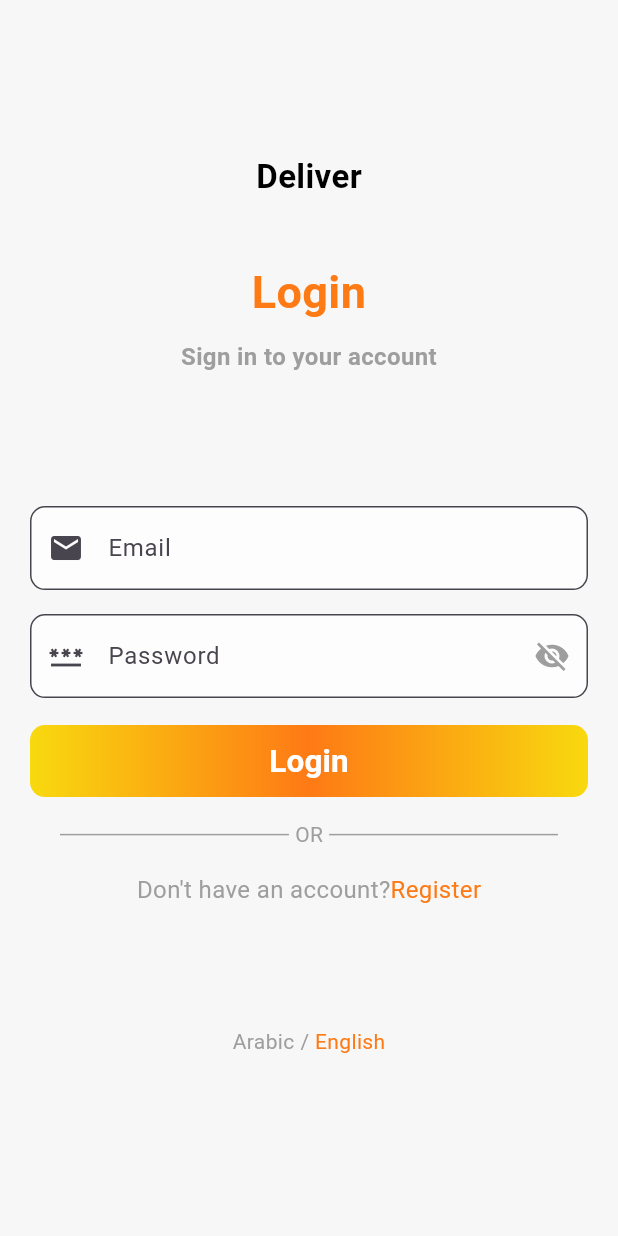
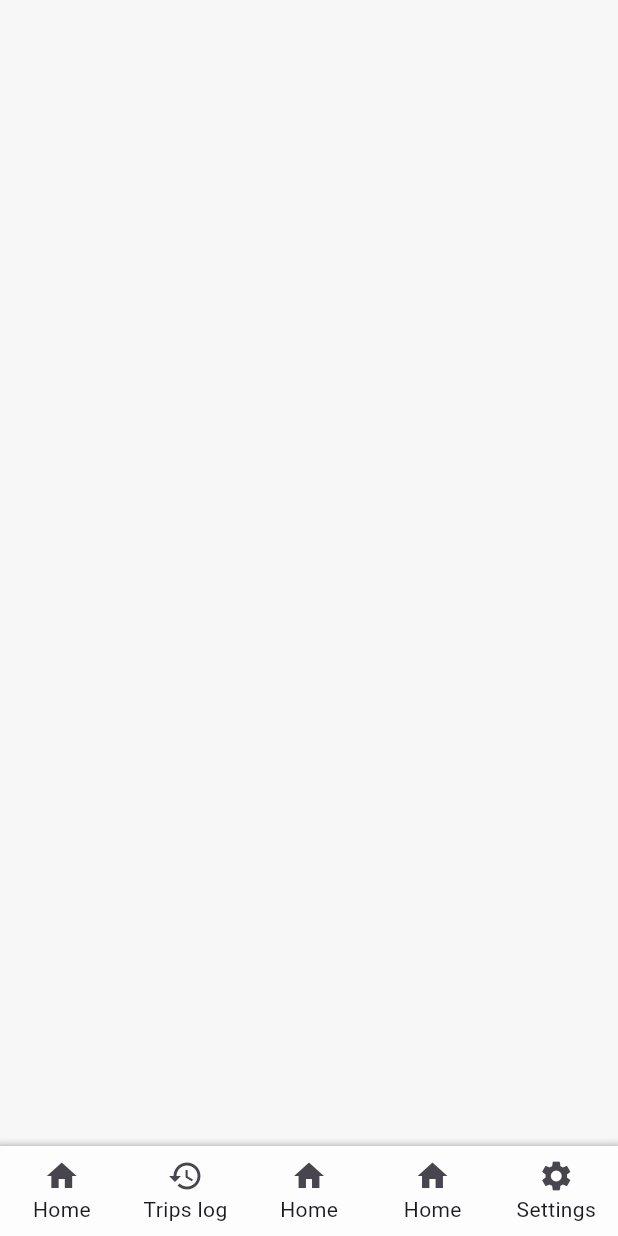
Before and after one commit to MohammadAssaf10/Deliver, a Flutter app: the screen it shows after launch, on a phone screen of 412 x 824 dp. Run offline on Flutter 3.47's test engine with Material 3 defaults, Android fonts, the phone set to English and light mode, and no system bars; our stand-ins replace bloc, built_value, connectivity_plus, dartz, dio, equatable and 9 more; accounts and stored records are empty; Roboto replaces fonts that are missing (Almarai).

Commit message:
- Add main page. - Refactor login and register data source.

```diff
--- a/lib/app/presentation/deliver_app.dart
+++ b/lib/app/presentation/deliver_app.dart
@@ -4,7 +4,6 @@ import 'package:flutter_localizations/flutter_localizations.dart';
 import '../../core/routing/app_router.dart';
 import '../../core/routing/routes.dart';
 import '../../core/theming/colors_manager.dart';
-import '../../core/utils/constant.dart';
 import '../../generated/l10n.dart';
 import 'bloc/app_cubit.dart';
 import 'bloc/app_state.dart';
@@ -24,7 +23,7 @@ class DeliverApp extends StatelessWidget {
         return MaterialApp(
           debugShowCheckedModeBanner: false,
           title: 'Deliver',
-          initialRoute: Routes.loginPage,
+          initialRoute: Routes.mainPage,
           onGenerateRoute: appRouter.generateRoute,
           localizationsDelegates: const [
             S.delegate,
@@ -36,7 +35,6 @@ class DeliverApp extends StatelessWidget {
           locale:
               state.isEnglishLanguage ? const Locale("en") : const Locale("ar"),
           theme: ThemeData(
-            fontFamily: AppFontFamilies.almaraiFamily,
             scaffoldBackgroundColor: ColorsManager.backgroundColor,
           ),
         );
--- a/lib/core/routing/app_router.dart
+++ b/lib/core/routing/app_router.dart
@@ -3,6 +3,7 @@ import 'package:flutter_bloc/flutter_bloc.dart';
 
 import '../../features/login/presentation/bloc/login_bloc.dart';
 import '../../features/login/presentation/pages/login_page.dart';
+import '../../features/main/presentation/pages/main_page.dart';
 import '../../features/register/presentation/bloc/register_bloc.dart';
 import '../../features/register/presentation/pages/register_page.dart';
 import '../di/di.dart';
@@ -14,6 +15,10 @@ class AppRouter {
     final arguments = settings.arguments;
 
     switch (settings.name) {
+      case Routes.mainPage:
+        return MaterialPageRoute(
+          builder: (_) => const MainPage(),
+        );
       case Routes.loginPage:
         return MaterialPageRoute(
           builder: (_) => BlocProvider(
--- a/lib/core/routing/routes.dart
+++ b/lib/core/routing/routes.dart
@@ -1,4 +1,5 @@
 class Routes {
+  static const String mainPage = '/';
   static const String loginPage = '/login';
   static const String registerPage = '/registerScreen';
   static const String homePage = '/homeScreen';
--- a/lib/core/utils/constant.dart
+++ b/lib/core/utils/constant.dart
@@ -4,11 +4,9 @@ class IconsAssets {}
 
 class JsonAssets {}
 
-class AppFontFamilies {
-  static const String almaraiFamily = "Almarai";
-}
+class AppFontFamilies {}
 
-class SharedPreferencesKeys{
+class SharedPreferencesKeys {
   static const String appLanguage = 'app_language';
 }
 
--- a/lib/features/login/data/data_sources/remote/login_remote_data_source.dart
+++ b/lib/features/login/data/data_sources/remote/login_remote_data_source.dart
@@ -1,5 +1,17 @@
-import '../../models/login_request.dart';
+import 'package:deliver/features/login/data/models/login_request.dart';
+import 'package:firebase_auth/firebase_auth.dart';
+import 'package:injectable/injectable.dart';
 
-abstract class LoginRemoteDataSource{
-  Future<void> login(LoginRequest loginRequest);
+@lazySingleton
+class LoginRemoteDataSource {
+  final FirebaseAuth _firebaseAuth;
+
+  LoginRemoteDataSource(this._firebaseAuth);
+
+  Future<void> login(LoginRequest loginRequest) async {
+    await _firebaseAuth.signInWithEmailAndPassword(
+      email: loginRequest.phoneNumber,
+      password: loginRequest.password,
+    );
+  }
 }
--- a/lib/features/login/data/data_sources/remote/login_remote_data_source_impl.dart
+++ /dev/null
@@ -1,20 +0,0 @@
-import 'package:deliver/features/login/data/models/login_request.dart';
-import 'package:firebase_auth/firebase_auth.dart';
-import 'package:injectable/injectable.dart';
-
-import 'login_remote_data_source.dart';
-
-@LazySingleton(as: LoginRemoteDataSource)
-class LoginRemoteDataSourceImpl extends LoginRemoteDataSource {
-  final FirebaseAuth _firebaseAuth;
-
-  LoginRemoteDataSourceImpl(this._firebaseAuth);
-
-  @override
-  Future<void> login(LoginRequest loginRequest) async {
-    await _firebaseAuth.signInWithEmailAndPassword(
-      email: loginRequest.phoneNumber,
-      password: loginRequest.password,
-    );
-  }
-}
--- /dev/null
+++ b/lib/features/main/presentation/pages/main_page.dart
@@ -0,0 +1,26 @@
+import 'package:flutter/material.dart';
+
+import '../widgets/bottom_navigation__bar.dart';
+
+class MainPage extends StatefulWidget {
+  const MainPage({super.key});
+
+  @override
+  State<MainPage> createState() => _MainPageState();
+}
+
+class _MainPageState extends State<MainPage> {
+  final PageController pageController = PageController();
+  final List<Widget> pages = [];
+
+  @override
+  Widget build(BuildContext context) {
+    return Scaffold(
+      bottomNavigationBar: const MainBottomNavigationBar(),
+      body: PageView(
+        controller: pageController,
+        children: pages,
+      ),
+    );
+  }
+}
--- /dev/null
+++ b/lib/features/main/presentation/widgets/bottom_navigation__bar.dart
@@ -0,0 +1,57 @@
+import 'package:flutter/material.dart';
+
+import '../../../../core/theming/colors_manager.dart';
+import 'bottom_navigation_bar_icon.dart';
+
+class MainBottomNavigationBar extends StatelessWidget {
+  const MainBottomNavigationBar({
+    super.key,
+  });
+
+  @override
+  Widget build(BuildContext context) {
+    return Container(
+      height: 60,
+      decoration: const BoxDecoration(
+        color: ColorsManager.textFieldBackgroundColor,
+        boxShadow: [
+          BoxShadow(
+              color: ColorsManager.grey,
+              spreadRadius: 4,
+              blurRadius: 4,
+              offset: Offset(0, 4)),
+        ],
+      ),
+      child: Row(
+        crossAxisAlignment: CrossAxisAlignment.start,
+        children: [
+          BottomNavigationBarIcon(
+            onPress: () {},
+            title: 'Home',
+            icon: Icons.home,
+          ),
+          BottomNavigationBarIcon(
+            onPress: () {},
+            title: 'Trips log',
+            icon: Icons.history,
+          ),
+          BottomNavigationBarIcon(
+            onPress: () {},
+            title: 'Home',
+            icon: Icons.home,
+          ),
+          BottomNavigationBarIcon(
+            onPress: () {},
+            title: 'Home',
+            icon: Icons.home,
+          ),
+          BottomNavigationBarIcon(
+            onPress: () {},
+            title: 'Settings',
+            icon: Icons.settings,
+          ),
+        ],
+      ),
+    );
+  }
+}
--- /dev/null
+++ b/lib/features/main/presentation/widgets/bottom_navigation_bar_icon.dart
@@ -0,0 +1,33 @@
+import 'package:flutter/material.dart';
+
+class BottomNavigationBarIcon extends StatelessWidget {
+  final IconData icon;
+  final String title;
+  final void Function() onPress;
+
+  const BottomNavigationBarIcon({
+    super.key,
+    required this.icon,
+    required this.title,
+    required this.onPress,
+  });
+
+  @override
+  Widget build(BuildContext context) {
+    return Expanded(
+      child: IconButton(
+        onPressed: onPress,
+        icon: Column(
+          children: [
+            Icon(
+              icon,
+            ),
+            Text(
+              title,
+            )
+          ],
+        ),
+      ),
+    );
+  }
+}
--- a/lib/features/register/data/data_sources/remote/register_remote_data_source.dart
+++ b/lib/features/register/data/data_sources/remote/register_remote_data_source.dart
@@ -1,5 +1,18 @@
-import '../../models/register_request.dart';
+import 'package:deliver/features/register/data/models/register_request.dart';
+import 'package:firebase_auth/firebase_auth.dart';
 
-abstract class RegisterRemoteDataSource {
-  Future<void> register(RegisterRequest registerRequest);
+import 'package:injectable/injectable.dart';
+
+@lazySingleton
+class RegisterRemoteDataSource {
+  final FirebaseAuth firebaseAuth;
+
+  RegisterRemoteDataSource(this.firebaseAuth);
+
+  Future<void> register(RegisterRequest registerRequest) async {
+    await firebaseAuth.createUserWithEmailAndPassword(
+      email: registerRequest.email,
+      password: registerRequest.password,
+    );
+  }
 }
--- a/lib/features/register/data/data_sources/remote/register_remote_data_source_impl.dart
+++ /dev/null
@@ -1,18 +0,0 @@
-import 'package:deliver/features/register/data/models/register_request.dart';
-import 'package:firebase_auth/firebase_auth.dart';
-
-import 'register_remote_data_source.dart';
-import 'package:injectable/injectable.dart';
-
-@LazySingleton(as: RegisterRemoteDataSource)
-class RegisterRemoteDataSourceImpl extends RegisterRemoteDataSource {
-  final FirebaseAuth firebaseAuth;
-
-  RegisterRemoteDataSourceImpl(this.firebaseAuth);
-
-  @override
-  Future<void> register(RegisterRequest registerRequest) async {
-    await firebaseAuth.createUserWithEmailAndPassword(
-        email: registerRequest.email, password: registerRequest.password);
-  }
-}
```
Also changed, not shown: lib/core/di/di.config.dart.
